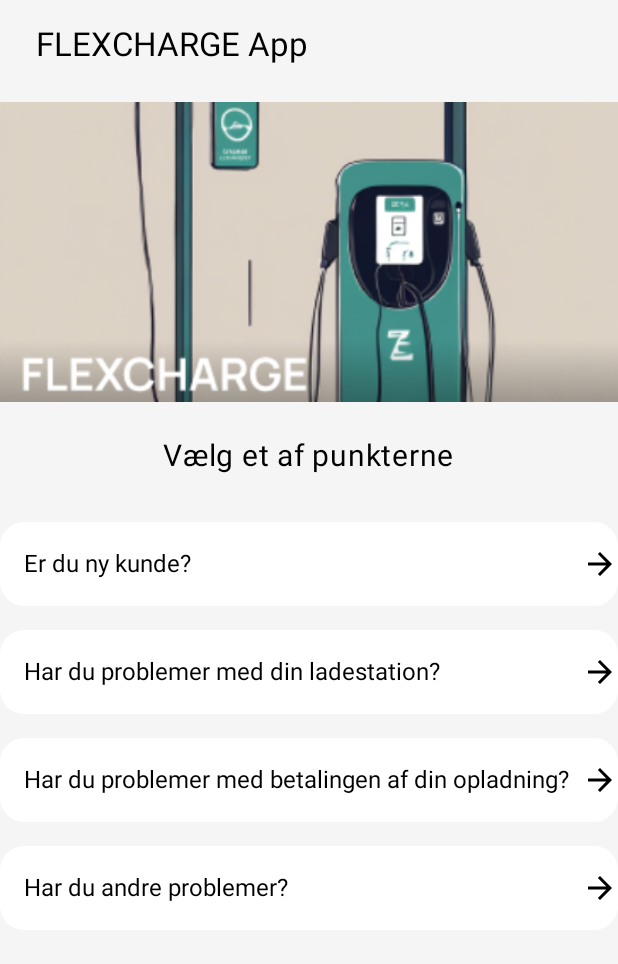
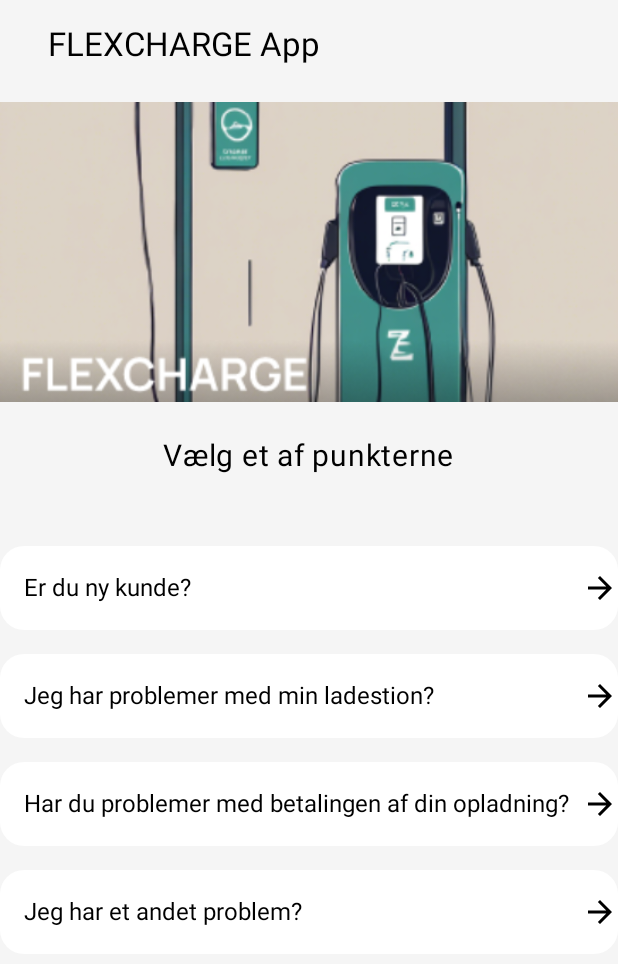
Before and after one commit to PhilipAmtrup/FLEXCHARGE-app, an Android app built with Jetpack Compose: the screen it shows after launch (MainActivity), on a phone screen of 412 x 824 dp. Shown: the top 964 px of the screen. Run offline under Robolectric (Android 15) with nearby library versions, the phone set to English and light mode, and no system bars.

Commit message:
Tilføjet support side

```diff
--- a/app/src/main/java/com/example/flexcharge_app/ui/Navigation/NavigationComponent.kt
+++ b/app/src/main/java/com/example/flexcharge_app/ui/Navigation/NavigationComponent.kt
@@ -10,6 +10,7 @@ import androidx.navigation.compose.NavHost
 import androidx.navigation.compose.composable
 import androidx.navigation.compose.currentBackStackEntryAsState
 import com.example.flexcharge_app.ui.components.SimpleHeader
+import com.example.flexcharge_app.ui.components.SupportFormScreen
 import com.example.flexcharge_app.ui.problem.ProblemScreen
 import com.example.flexcharge_app.viewModel.DilemmasViewModel
 
@@ -28,5 +29,11 @@ fun NavigationComponent(navController: NavHostController, viewModel: DilemmasVie
                 screen.Content(navController)
             }
         }
+
+        // Add a new route for the SupportFormScreen
+        composable("SupportForm") {
+            SupportFormScreen(navController = navController, startRoute = startRoute)
+        }
+
     }
 }
--- a/app/src/main/java/com/example/flexcharge_app/ui/components/ReusableDilemmasPage.kt
+++ b/app/src/main/java/com/example/flexcharge_app/ui/components/ReusableDilemmasPage.kt
@@ -32,7 +32,8 @@ fun ReusableDilemmaPage(
     imageRes: Int,
     onClicks: List<() -> Unit>,
     navController: NavController,
-    startRoute: String
+    startRoute: String,
+    description: String
 ) {
     Column(
         modifier = Modifier
@@ -66,6 +67,10 @@ fun ReusableDilemmaPage(
             modifier = Modifier
                 .padding(vertical = 8.dp)
                 .align(Alignment.CenterHorizontally)
+        )
+
+        Text(
+            text = description
         )
 
         Spacer(modifier = Modifier.height(16.dp))
--- a/app/src/main/java/com/example/flexcharge_app/ui/components/SimpleHeader.kt
+++ b/app/src/main/java/com/example/flexcharge_app/ui/components/SimpleHeader.kt
@@ -56,7 +56,7 @@ fun SimpleHeader(
             style = MaterialTheme.typography.titleLarge, // Ensuring it uses consistent typography
             modifier = Modifier
                 .weight(1f) // Take the remaining space to ensure proper alignment
-                .padding(start = if (showBackButton) 8.dp else 0.dp)
+                .padding(start = if (showBackButton) 8.dp else 8.dp)
         )
     }
 }
--- a/app/src/main/java/com/example/flexcharge_app/ui/problem/ProblemScreen.kt
+++ b/app/src/main/java/com/example/flexcharge_app/ui/problem/ProblemScreen.kt
@@ -16,13 +16,15 @@ class ProblemScreen(private val viewModel: DilemmasViewModel, private val proble
 
         ReusableDilemmaPage(
             headerTitle = dilemma.title,
-            contentTitle = "Vælg et af punkterne",
+            contentTitle = dilemma.contentTitle,
+            description = dilemma.description,
             questions = dilemma.questions.map { it.text },
             imageRes = dilemma.imageRes,
             onClicks = dilemma.questions.map { question ->
                 {
-                    question.nextProblemCode?.let { nextCode ->
-                        navController.navigate(nextCode)
+                    val nextRoute = viewModel.getNextRoute(problemCode, question.text)
+                    nextRoute?.let {
+                        navController.navigate(it)
                     }
                 }
             },
--- a/app/src/main/java/com/example/flexcharge_app/viewModel/DilemmasViewModel.kt
+++ b/app/src/main/java/com/example/flexcharge_app/viewModel/DilemmasViewModel.kt
@@ -8,12 +8,15 @@ data class Dilemma(
     val title: String,
     val questions: List<Question>,
     val imageRes: Int,
-    val description: String
+    val description: String,
+    val contentTitle: String
+
 )
 
 data class Question(
     val text: String,
-    val nextProblemCode: String? // The code of the next problem, null if there is no next
+    val nextProblemCode: String?, // The code of the next problem, null if there is no next
+    val goesToSupportForm: Boolean
 )
 
 class DilemmasViewModel : ViewModel() {
@@ -23,11 +26,12 @@ class DilemmasViewModel : ViewModel() {
         Dilemma(
             problemCode = "Problem_0",
             title = "FLEXCHARGE App",
+            contentTitle = "Vælg et af punkterne",
             questions = listOf(
-                Question("Er du ny kunde?", "Problem_1"),
-                Question("Har du problemer med din ladestation?", "Problem_2"),
-                Question("Har du problemer med betalingen af din opladning?", "Problem_3"),
-                Question("Har du andre problemer?", "Problem_4")
+                Question("Er du ny kunde?", "Problem_1", goesToSupportForm = false),
+                Question("Jeg har problemer med min ladestion?", "Problem_2", goesToSupportForm = false),
+                Question("Har du problemer med betalingen af din opladning?", "Problem_3", goesToSupportForm = false),
+                Question("Jeg har et andet problem?", "SupportForm", goesToSupportForm = true)
             ),
             description = "",
             imageRes = R.drawable.flexcharger_image
@@ -35,21 +39,23 @@ class DilemmasViewModel : ViewModel() {
         Dilemma(
             problemCode = "Problem_1",
             title = "Er du ny kunde?",
+            contentTitle = "Vælg et af punkterne",
             questions = listOf(
-                Question("Hvordan får jeg installeret en ny laderstation?", "Problem_5"),
-                Question("Hvordan bruger jeg betalings app'en?", "Problem 6")
+                Question("Hvordan får jeg installeret en ny laderstation?", nextProblemCode = "SupportForm", goesToSupportForm = true),
+                Question("Hvordan bruger jeg betalings app'en?", nextProblemCode = "SupportForm", goesToSupportForm = true)
             ),
             description = "",
-            imageRes = R.drawable.problem300
+            imageRes = R.drawable.flexcharger_image
         ),
         Dilemma(
             problemCode = "Problem_2",
-            title = "Har du problemer med din ladestation?",
+            title = "Jeg har problemer med min ladestation?",
+            contentTitle = "Vælg et af punkterne",
             questions = listOf(
-                Question("Elbilen melder fejl, hvad gør jeg?", "Problem_6"),
-                Question("Ladestationen lyser rød, hvad gør jeg?", null),
-                Question("Jeg kan ikke få ladekablet ud af ladestation", null),
-                Question("Jeg har et andet problem", null)
+                Question("Elbilen melder fejl, hvad gør jeg?", "Problem_6", goesToSupportForm = false),
+                Question("Ladestationen lyser rød, hvad gør jeg?", "SupportForm", goesToSupportForm = true),
+                Question("Jeg kan ikke få ladekablet ud af ladestation", "SupportForm", goesToSupportForm = true),
+                Question("Jeg har et andet problem", "SupportForm", goesToSupportForm = true)
             ),
             description = "",
             imageRes = R.drawable.problem200
@@ -57,32 +63,24 @@ class DilemmasViewModel : ViewModel() {
         Dilemma(
             problemCode = "Problem_3",
             title = "Har du problemer med betalingen af din opladning?",
+            contentTitle = "Vælg et af punkterne",
             questions = listOf(
-                Question("Min FLEXCHARGE APP virker ikke?", null),
-                Question("Betalingen afvises?", null),
-                Question("Betalingen er godkendt, men opladningen starter ikke?", null),
-                Question("Jeg har et andet problem?", null)
+                Question("Min FLEXCHARGE APP virker ikke?", "SupportForm", goesToSupportForm = true),
+                Question("Betalingen afvises?", "Problem_5", goesToSupportForm = false),
+                Question("Betalingen er godkendt, men opladningen starter ikke?", "SupportForm", goesToSupportForm = true),
+                Question("Jeg har et andet problem?", "SupportForm", goesToSupportForm = true)
             ),
             description = "",
             imageRes = R.drawable.problem100
         ),
         Dilemma(
-            problemCode = "Problem_4",
-            title = "Har du andre problemer?",
-            questions = listOf(
-                Question("", null),
-                Question("Reach out for help", null)
-            ),
-            description = "",
-            imageRes = R.drawable.problem400
-        ),
-        Dilemma(
             problemCode = "Problem_5",
-            title = "Skal være en tekst beskrivelse her",
+            title = "Betalingen afvises?",
             questions = listOf(
 
             ),
-            description = "",
+            description = "Vi har pt. ingen driftforstyrelser, så kontakt venligst din bank",
+            contentTitle = "",
             imageRes = R.drawable.flexcharger_image
         ),
         Dilemma(
@@ -92,15 +90,7 @@ class DilemmasViewModel : ViewModel() {
 
             ),
             description = "Der er pt. ingen driftsforstyrelser, så kontakt venligst din elbilforhandler",
-            imageRes = R.drawable.flexcharger_image
-        ),
-        Dilemma(
-            problemCode = "Problem_7",
-            title = "",
-            questions = listOf(
-
-            ),
-            description = "",
+            contentTitle = "",
             imageRes = R.drawable.flexcharger_image
         ),
     )
@@ -109,4 +99,18 @@ class DilemmasViewModel : ViewModel() {
         return dilemmas.firstOrNull { it.problemCode == problemCode }
             ?: dilemmas.first() // Fallback to the first dilemma if not found
     }
+
+    // Function to determine the next route based on the selected question
+    fun getNextRoute(currentProblemCode: String, questionText: String): String? {
+        val currentDilemma = dilemmas.find { it.problemCode == currentProblemCode }
+        val selectedQuestion = currentDilemma?.questions?.find { it.text == questionText }
+
+        return selectedQuestion?.let {
+            if (it.goesToSupportForm) {
+                "SupportForm" // Navigate to the support form
+            } else {
+                it.nextProblemCode // Navigate to the next dilemma page
+            }
+        }
+    }
 }
```
Also changed, not shown: app/src/main/java/com/example/flexcharge_app/ui/components/SupportFormScreen.kt (added, +119 -0 lines), app/src/main/res/drawable/support_image.png (added).
